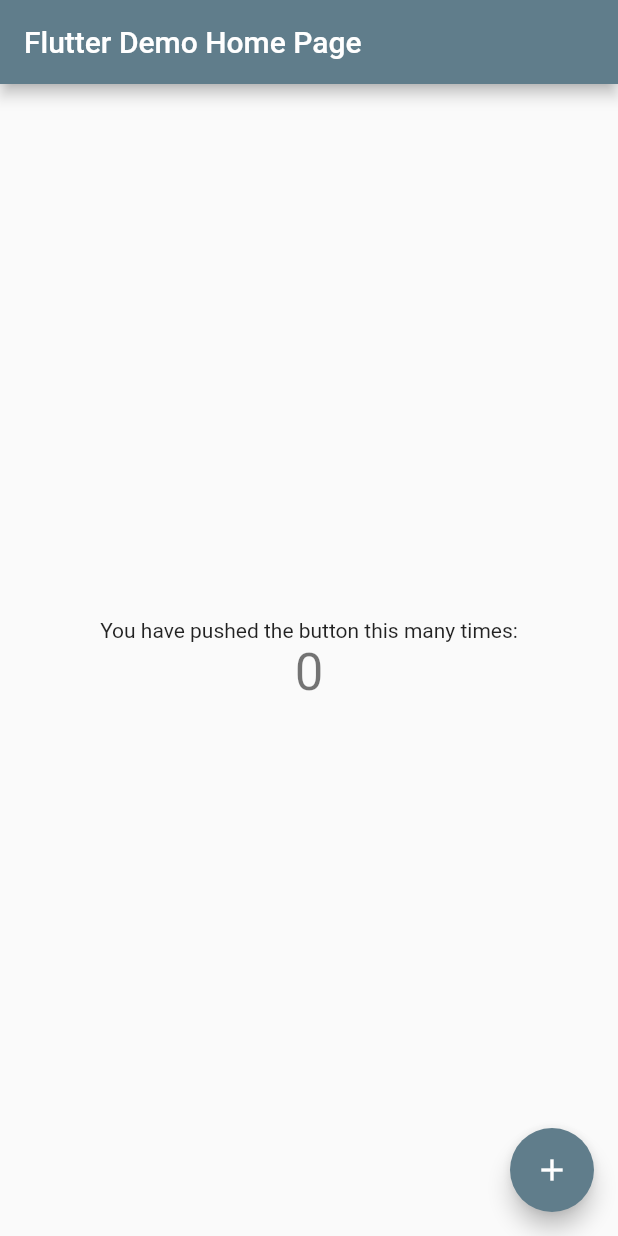
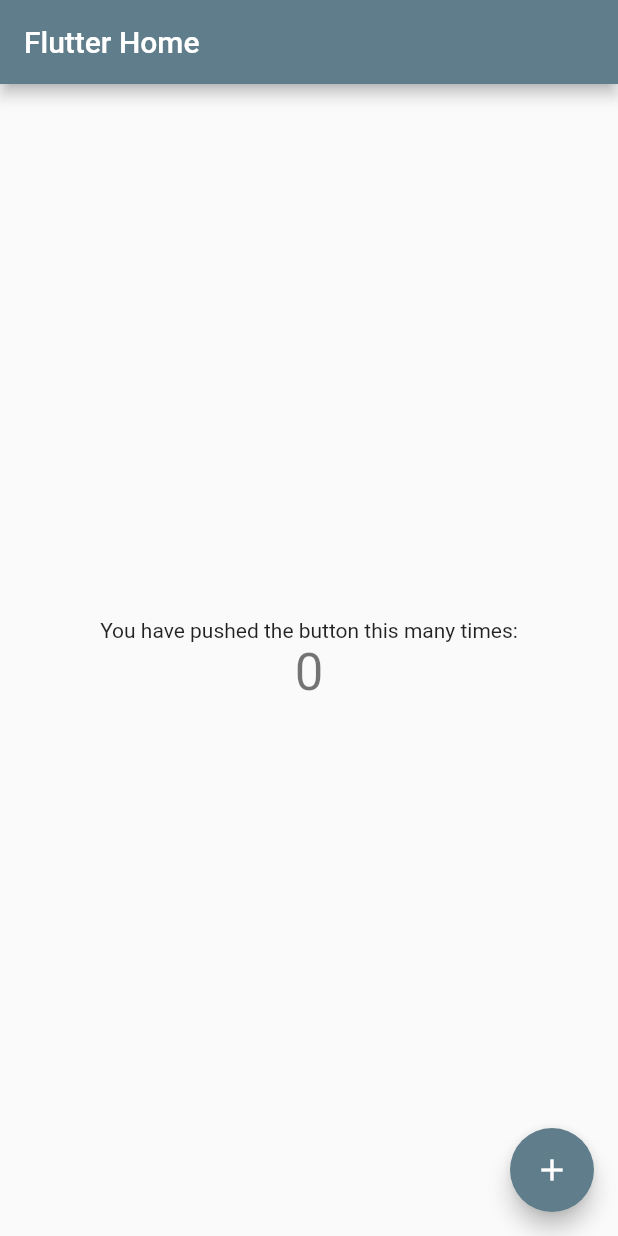
Before and after one commit to Ngweyee/my_flutter, a Flutter app: the screen it shows after launch, on a phone screen of 412 x 824 dp. Run offline on Flutter 3.47's test engine with Material 2 defaults, Android fonts, the phone set to English and light mode, and no system bars.

Commit message:
second commit

```diff
--- a/lib/main.dart
+++ b/lib/main.dart
@@ -17,7 +17,7 @@ class MyApp extends StatelessWidget {
         // counter didn't reset back to zero; the application is not restarted.
         primarySwatch: Colors.blueGrey,
       ),
-      home: new MyHomePage(title: 'Flutter Demo Home Page'),
+      home: new MyHomePage(title: 'Flutter Home'),
     );
   }
 }
```
